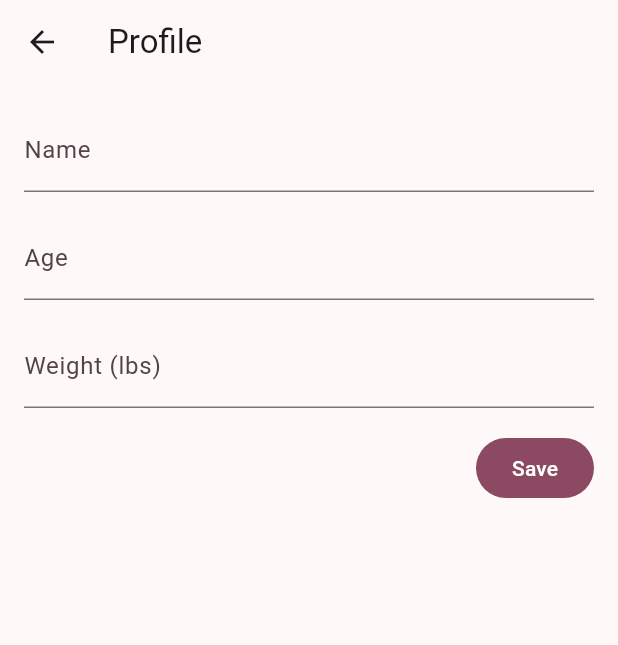
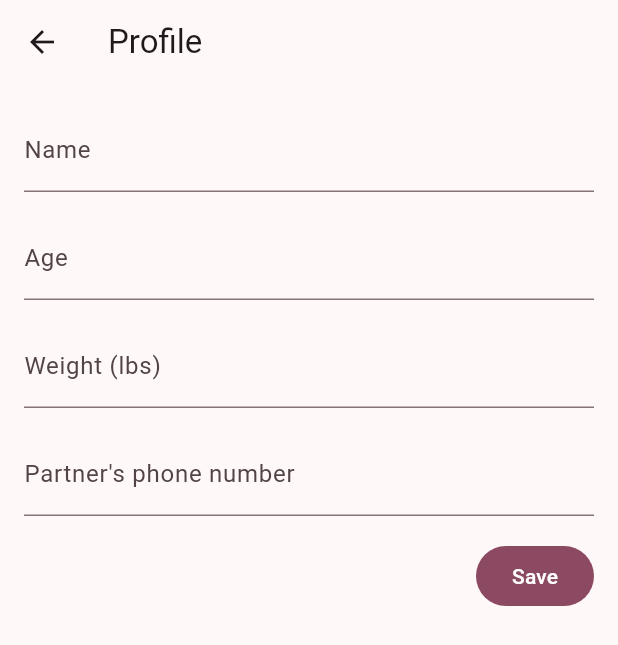
Before and after one commit to Reymz66/cycle_app, a Flutter app: the screen it shows after launch, after a tap on the "person outline" icon, on a phone screen of 412 x 824 dp. Shown: the top 645 px of the screen. Run offline on Flutter 3.47's test engine with Material 3 defaults, Android fonts, the phone set to English and light mode, and no system bars; our stand-ins replace flutter_riverpod, hive, hive_flutter, table_calendar; accounts and stored records are empty.

Commit message:
Add a manual "notify my partner" SMS button
Adds a partner phone number field to the profile and a button that opens the phone's SMS composer with the number and a phase-based message pre-filled — the user still taps send themselves. No backend needed since it just triggers the native sms: intent.

```diff
--- a/lib/features/cycle/presentation/home_screen.dart
+++ b/lib/features/cycle/presentation/home_screen.dart
@@ -13,6 +13,7 @@ import 'widgets/cycle_calendar.dart';
 import 'widgets/cycle_legend.dart';
 import 'widgets/cycle_phase_card.dart';
 import 'widgets/cycle_summary_card.dart';
+import 'widgets/notify_partner_button.dart';
 import 'widgets/symptom_log_sheet.dart';
 
 class HomeScreen extends ConsumerWidget {
@@ -27,6 +28,9 @@ class HomeScreen extends ConsumerWidget {
     final daysWithSymptomLog = {
       for (final log in symptomLogs) dateOnly(log.date),
     };
+    final phase = prediction == null
+        ? null
+        : currentPhase(DateTime.now(), entries, prediction);
 
     return Scaffold(
       appBar: AppBar(
@@ -54,11 +58,16 @@ class HomeScreen extends ConsumerWidget {
           child: Column(
             children: [
               if (prediction != null) CycleSummaryCard(prediction: prediction),
-              if (prediction != null)
+              if (phase != null)
                 CyclePhaseCard(
-                  phase: currentPhase(DateTime.now(), entries, prediction),
+                  phase: phase,
                   onLogSymptoms: () =>
                       showSymptomLogSheet(context, date: DateTime.now()),
+                ),
+              if (phase != null)
+                Padding(
+                  padding: const EdgeInsets.symmetric(horizontal: 8),
+                  child: NotifyPartnerButton(phase: phase),
                 ),
               if (entries.isEmpty) _EmptyState(loc: loc),
               const CycleLegend(),
--- a/lib/features/profile/data/user_profile_model.dart
+++ b/lib/features/profile/data/user_profile_model.dart
@@ -4,7 +4,12 @@ part 'user_profile_model.g.dart';
 
 @HiveType(typeId: 2)
 class UserProfile extends HiveObject {
-  UserProfile({required this.name, this.age, this.weightLbs});
+  UserProfile({
+    required this.name,
+    this.age,
+    this.weightLbs,
+    this.partnerPhoneNumber,
+  });
 
   @HiveField(0)
   final String name;
@@ -14,4 +19,7 @@ class UserProfile extends HiveObject {
 
   @HiveField(2)
   final double? weightLbs;
+
+  @HiveField(3)
+  final String? partnerPhoneNumber;
 }
--- a/lib/features/profile/presentation/profile_screen.dart
+++ b/lib/features/profile/presentation/profile_screen.dart
@@ -16,6 +16,7 @@ class _ProfileScreenState extends ConsumerState<ProfileScreen> {
   late final TextEditingController _nameController;
   late final TextEditingController _ageController;
   late final TextEditingController _weightController;
+  late final TextEditingController _partnerPhoneController;
 
   @override
   void initState() {
@@ -28,6 +29,9 @@ class _ProfileScreenState extends ConsumerState<ProfileScreen> {
     _weightController = TextEditingController(
       text: profile?.weightLbs?.toString() ?? '',
     );
+    _partnerPhoneController = TextEditingController(
+      text: profile?.partnerPhoneNumber ?? '',
+    );
   }
 
   @override
@@ -35,6 +39,7 @@ class _ProfileScreenState extends ConsumerState<ProfileScreen> {
     _nameController.dispose();
     _ageController.dispose();
     _weightController.dispose();
+    _partnerPhoneController.dispose();
     super.dispose();
   }
 
@@ -68,6 +73,13 @@ class _ProfileScreenState extends ConsumerState<ProfileScreen> {
                   decimal: true,
                 ),
               ),
+              TextField(
+                controller: _partnerPhoneController,
+                decoration: InputDecoration(
+                  labelText: loc.profilePartnerPhoneLabel,
+                ),
+                keyboardType: TextInputType.phone,
+              ),
               Align(
                 alignment: Alignment.centerRight,
                 child: FilledButton(
@@ -84,10 +96,12 @@ class _ProfileScreenState extends ConsumerState<ProfileScreen> {
 
   Future<void> _save() async {
     final loc = AppLocalizations.of(context)!;
+    final partnerPhone = _partnerPhoneController.text.trim();
     final profile = UserProfile(
       name: _nameController.text.trim(),
       age: int.tryParse(_ageController.text.trim()),
       weightLbs: double.tryParse(_weightController.text.trim()),
+      partnerPhoneNumber: partnerPhone.isEmpty ? null : partnerPhone,
     );
 
     await ref.read(userProfileProvider.notifier).save(profile);
--- a/lib/l10n/app_en.arb
+++ b/lib/l10n/app_en.arb
@@ -77,5 +77,10 @@
   "profileNameLabel": "Name",
   "profileAgeLabel": "Age",
   "profileWeightLabel": "Weight (lbs)",
-  "profileSavedMessage": "Profile saved"
+  "profilePartnerPhoneLabel": "Partner's phone number",
+  "profileSavedMessage": "Profile saved",
+
+  "notifyPartnerButton": "Notify my partner",
+  "notifyPartnerMissingNumber": "Add your partner's phone number in your profile first.",
+  "partnerMessageTemplate": "Hey, I'm in my {phase} phase today."
 }
--- a/lib/l10n/app_localizations.dart
+++ b/lib/l10n/app_localizations.dart
@@ -512,11 +512,35 @@ abstract class AppLocalizations {
   /// **'Poids (lb)'**
   String get profileWeightLabel;
 
+  /// No description provided for @profilePartnerPhoneLabel.
+  ///
+  /// In fr, this message translates to:
+  /// **'Numéro de ton/ta partenaire'**
+  String get profilePartnerPhoneLabel;
+
   /// No description provided for @profileSavedMessage.
   ///
   /// In fr, this message translates to:
   /// **'Profil enregistré'**
   String get profileSavedMessage;
+
+  /// No description provided for @notifyPartnerButton.
+  ///
+  /// In fr, this message translates to:
+  /// **'Prévenir mon/ma partenaire'**
+  String get notifyPartnerButton;
+
+  /// No description provided for @notifyPartnerMissingNumber.
+  ///
+  /// In fr, this message translates to:
+  /// **'Ajoute d\'abord le numéro de ton/ta partenaire dans ton profil.'**
+  String get notifyPartnerMissingNumber;
+
+  /// No description provided for @partnerMessageTemplate.
+  ///
+  /// In fr, this message translates to:
+  /// **'Salut, je suis en phase {phase} aujourd\'hui.'**
+  String partnerMessageTemplate(String phase);
 }
 
 class _AppLocalizationsDelegate
--- a/lib/l10n/app_localizations_en.dart
+++ b/lib/l10n/app_localizations_en.dart
@@ -239,5 +239,20 @@ class AppLocalizationsEn extends AppLocalizations {
   String get profileWeightLabel => 'Weight (lbs)';
 
   @override
+  String get profilePartnerPhoneLabel => 'Partner\'s phone number';
+
+  @override
   String get profileSavedMessage => 'Profile saved';
+
+  @override
+  String get notifyPartnerButton => 'Notify my partner';
+
+  @override
+  String get notifyPartnerMissingNumber =>
+      'Add your partner\'s phone number in your profile first.';
+
+  @override
+  String partnerMessageTemplate(String phase) {
+    return 'Hey, I\'m in my $phase phase today.';
+  }
 }
--- a/pubspec.yaml
+++ b/pubspec.yaml
@@ -41,6 +41,7 @@ dependencies:
   hive_flutter: ^1.1.0
   table_calendar: ^3.2.1
   intl: ^0.20.2
+  url_launcher: ^6.3.2
 
 dev_dependencies:
   flutter_test:
```
Also changed, not shown: lib/features/cycle/presentation/widgets/notify_partner_button.dart (added, +53 -0 lines), lib/l10n/app_fr.arb (+13 -1 lines), lib/l10n/app_localizations_fr.dart (+15 -0 lines), lib/features/profile/data/user_profile_model.g.dart, pubspec.lock, 7 other files.
